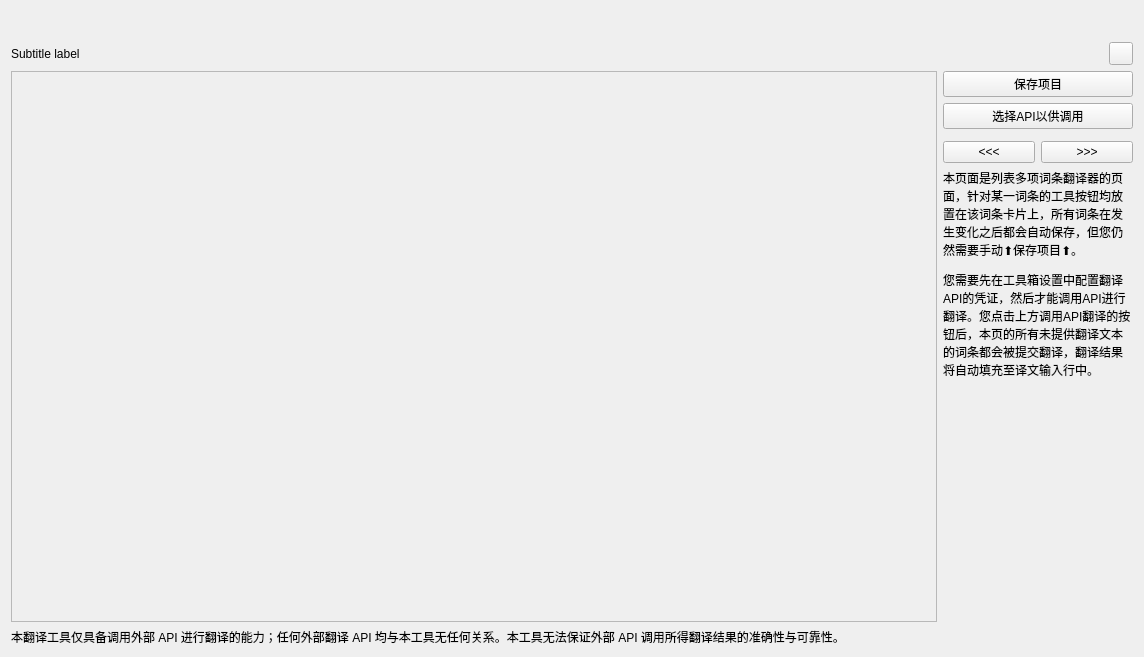
Above: widget/TranslateMultiPage.ui from mangofanfan/FanTools before the change. Below: the same form after it.
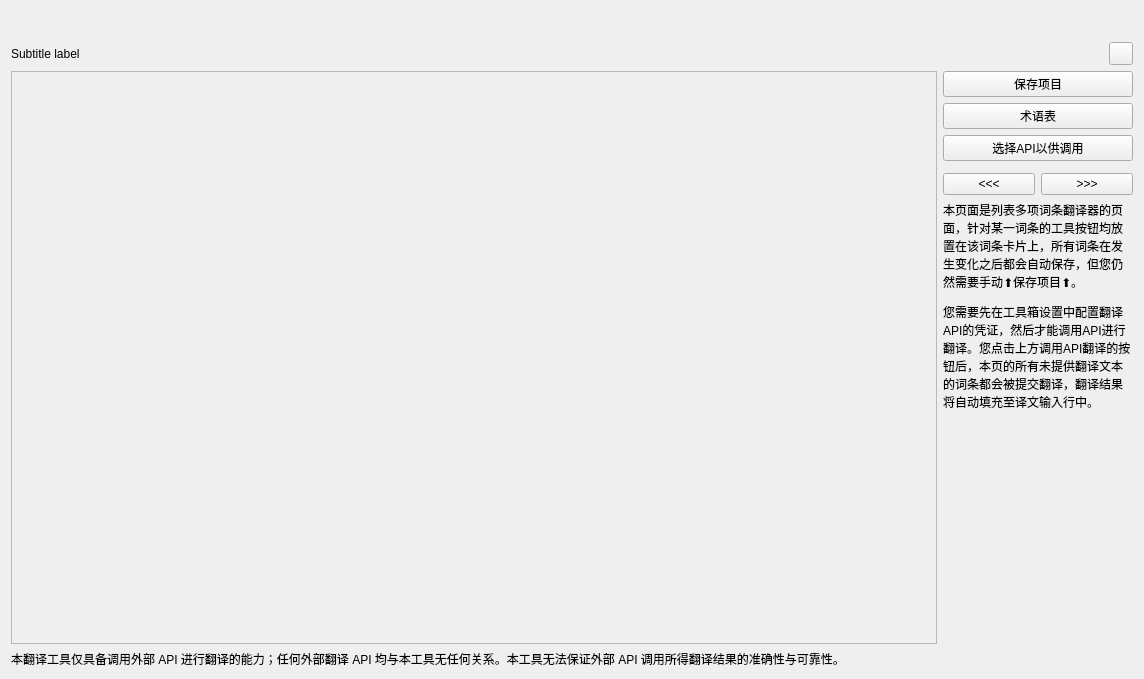
That is the form after the change. Custom widgets are drawn as their Qt base class.

```diff
--- a/widget/TranslateMultiPage.ui
+++ b/widget/TranslateMultiPage.ui
@@ -7,7 +7,7 @@
     <x>0</x>
     <y>0</y>
     <width>1144</width>
-    <height>657</height>
+    <height>679</height>
    </rect>
   </property>
   <property name="windowTitle">
@@ -51,7 +51,7 @@
           <x>0</x>
           <y>0</y>
           <width>924</width>
-          <height>539</height>
+          <height>561</height>
          </rect>
         </property>
        </widget>
@@ -66,6 +66,16 @@
          </property>
         </widget>
        </item>
+       <item>
+        <widget class="PushButton" name="PushButton_Glossary">
+         <property name="tabletTracking">
+          <bool>false</bool>
+         </property>
+         <property name="text">
+          <string>术语表</string>
+         </property>
+        </widget>
+       </item>
        <item>
         <widget class="ComboBox" name="ComboBox_API">
          <property name="text">
```
